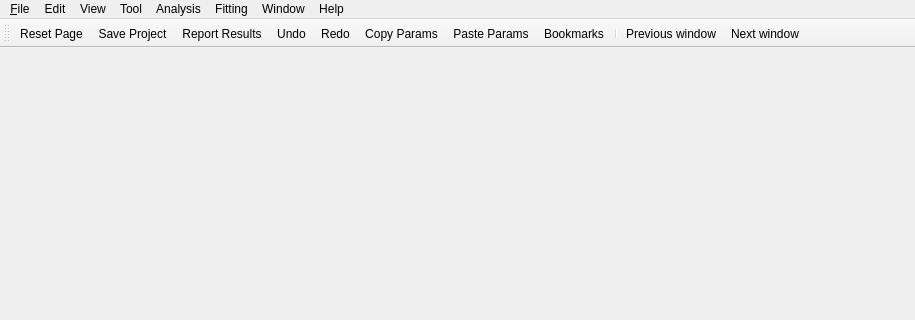
Old version of the form src/sas/qtgui/MainWindow/UI/MainWindowUI.ui in the repository SasView/sasview; both pictures show x 0 to 915 and y 0 to 320 of the 915 by 607 pixel window.
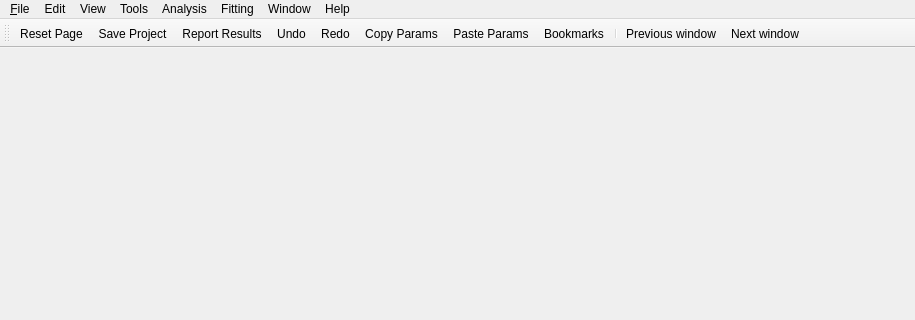
New version of the form. Icons and pictures are not drawn.

Commit message: Tool[s] menu reorganised and renamed

What changed in the file:
```diff
--- a/src/sas/qtgui/MainWindow/UI/MainWindowUI.ui
+++ b/src/sas/qtgui/MainWindow/UI/MainWindowUI.ui
@@ -24,7 +24,7 @@
      <x>0</x>
      <y>0</y>
      <width>915</width>
-     <height>26</height>
+     <height>20</height>
     </rect>
    </property>
    <widget class="QMenu" name="menu_File">
@@ -81,7 +81,7 @@
    </widget>
    <widget class="QMenu" name="menuTool">
     <property name="title">
-     <string>Tool</string>
+     <string>Tools</string>
     </property>
     <addaction name="actionData_Operation"/>
     <addaction name="separator"/>
```
Left out of the diff: 7 changed lines with no effect on the pictures.
